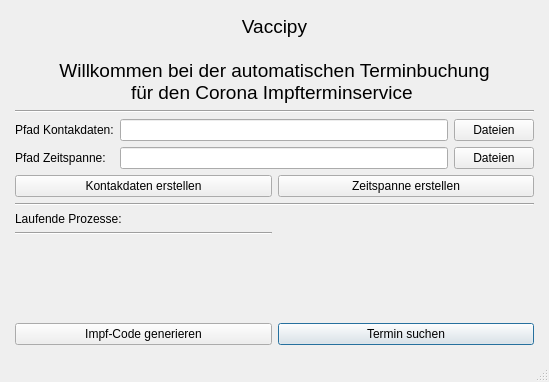
timreibe/vaccipy, file tools/gui/main.ui: the form before one commit.
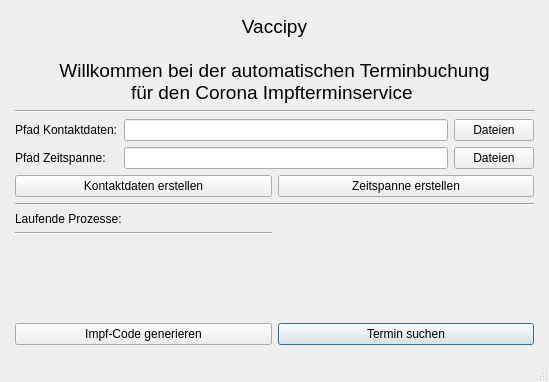
The form after the commit.

The edit to the form file:
```diff
--- a/tools/gui/main.ui
+++ b/tools/gui/main.ui
@@ -102,7 +102,7 @@
         <item row="0" column="0">
          <widget class="QLabel" name="kontaktdaten_label">
           <property name="text">
-           <string>Pfad Kontakdaten:</string>
+           <string>Pfad Kontaktdaten:</string>
           </property>
          </widget>
         </item>
@@ -160,7 +160,7 @@
       <item row="3" column="0">
        <widget class="QPushButton" name="b_neue_kontaktdaten">
         <property name="text">
-         <string>Kontakdaten erstellen</string>
+         <string>Kontaktdaten erstellen</string>
         </property>
        </widget>
       </item>
```
